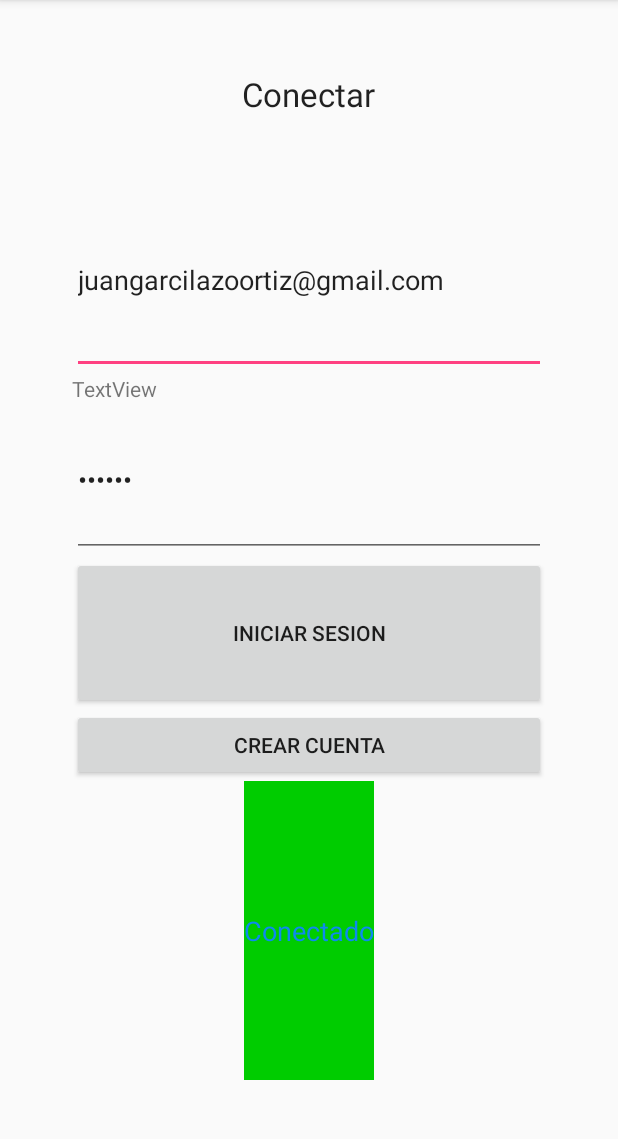
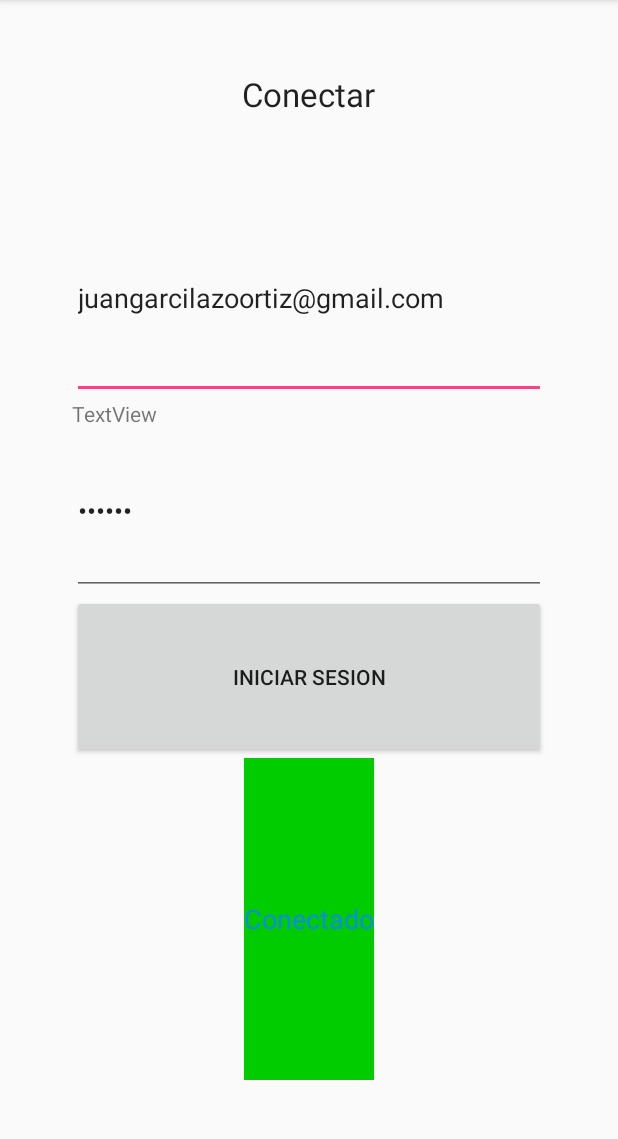
Before and after one commit to JaspmanZX/ComputoMovil-Final, an Android app: the LoginRepartidor screen opened directly, with no data from a screen before it, on a phone screen of 412 x 824 dp, the part 84-1223 px from its top. Run offline under Robolectric (Android 15) with nearby library versions, the light colour scheme and no system bars.

Commit message:
Hotfix para eliminar el botón de registro en la pantalla de login y para que el boton de login se habilite cuando hay texto

```diff
--- a/app/src/main/java/com/uady/proyectofinal/LoginRepartidor.java
+++ b/app/src/main/java/com/uady/proyectofinal/LoginRepartidor.java
@@ -51,7 +51,7 @@ public class LoginRepartidor extends AppCompatActivity {
         Contrasena = (EditText) findViewById(R.id.input_contrasena);
         IniciarS = (Button) findViewById(R.id.boton_iniciar_sesion);
         //IniciarS.setEnabled(false);
-        CrearC = (Button) findViewById(R.id.buton_crear_cuenta);
+        //CrearC = (Button) findViewById(R.id.buton_crear_cuenta);
         estado = (TextView) findViewById(R.id.texto_olvidaste_contrasena); //TODO cambiar esta variable
         estadoCorreo = (TextView) findViewById(R.id.textEmailF);
         deviceID = Secure.getString(this.getApplicationContext().getContentResolver(), Secure.ANDROID_ID);
@@ -123,6 +123,7 @@ public class LoginRepartidor extends AppCompatActivity {
                 try {
                     JSONObject answer = new JSONObject(result);
                     Credentials.getInstance().setCredential(answer.getString("access_token"));
+                    goToDeliveryDetails();
                 } catch (JSONException e1) {
                     e1.printStackTrace();
                 }
@@ -130,7 +131,7 @@ public class LoginRepartidor extends AppCompatActivity {
             }
 
             //Toast.makeText(getBaseContext(), result , Toast.LENGTH_LONG).show();
-            goToDeliveryDetails();
+
 
         }
     }
@@ -239,8 +240,8 @@ public class LoginRepartidor extends AppCompatActivity {
 
     private void checkPassword(String password){
         if (valid.passCheck(password))
+            IniciarS.setEnabled(true);
+        else
             IniciarS.setEnabled(false);
-        else
-            IniciarS.setEnabled(true);
     }
 }
--- a/app/src/main/res/layout/activity_login_repartidor.xml
+++ b/app/src/main/res/layout/activity_login_repartidor.xml
@@ -54,13 +54,6 @@
         android:onClick="btnIniciarSesion"
         />
 
-    <Button
-        android:id="@+id/buton_crear_cuenta"
-        style="?android:attr/buttonStyleSmall"
-        android:layout_width="match_parent"
-        android:layout_height="wrap_content"
-        android:text="Crear Cuenta" />
-
     <TextView
         android:id="@+id/texto_olvidaste_contrasena"
         android:layout_width="wrap_content"
```
